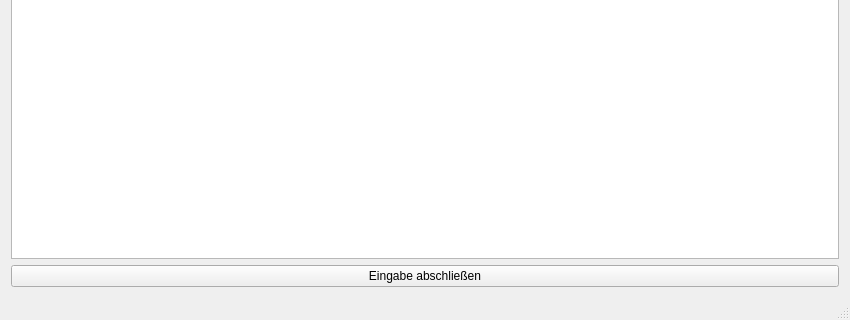
Qt form TuKi-Basar/TuKiBasar.ui (Ulle84/UllesSourceCode) before a commit; both pictures show x 0 to 850 and y 472 to 792 of the 850 by 792 pixel window.
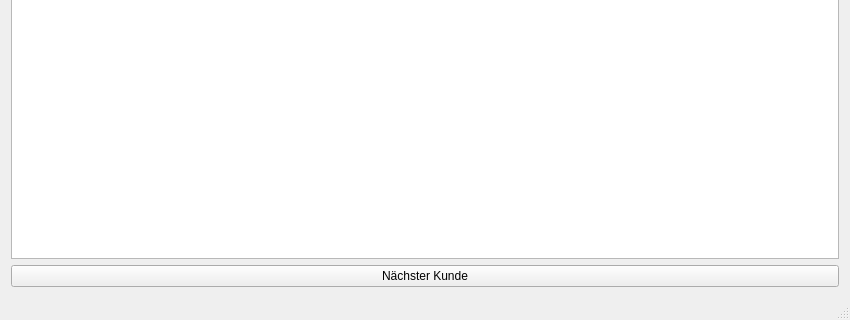
The same form after that commit.

Diff of the .ui file:
```diff
--- a/TuKi-Basar/TuKiBasar.ui
+++ b/TuKi-Basar/TuKiBasar.ui
@@ -118,7 +118,7 @@
     <item row="3" column="0" colspan="2">
      <widget class="QPushButton" name="pushButtonNextCustomer">
       <property name="text">
-       <string>Eingabe abschließen</string>
+       <string>Nächster Kunde</string>
       </property>
      </widget>
     </item>
```
